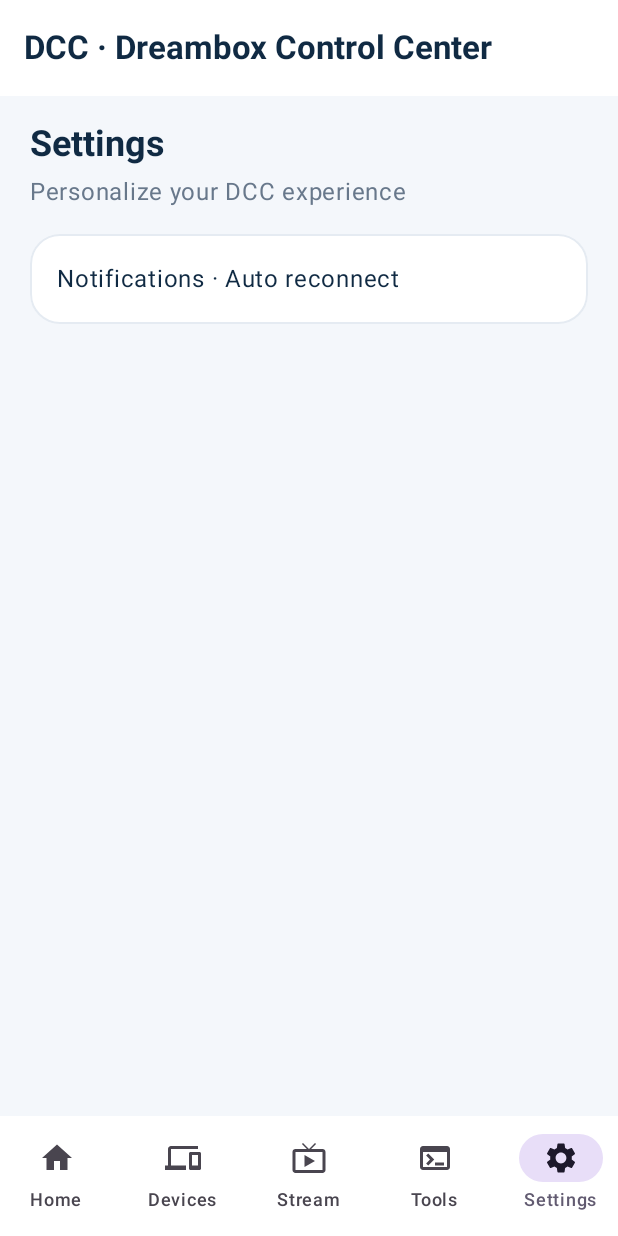
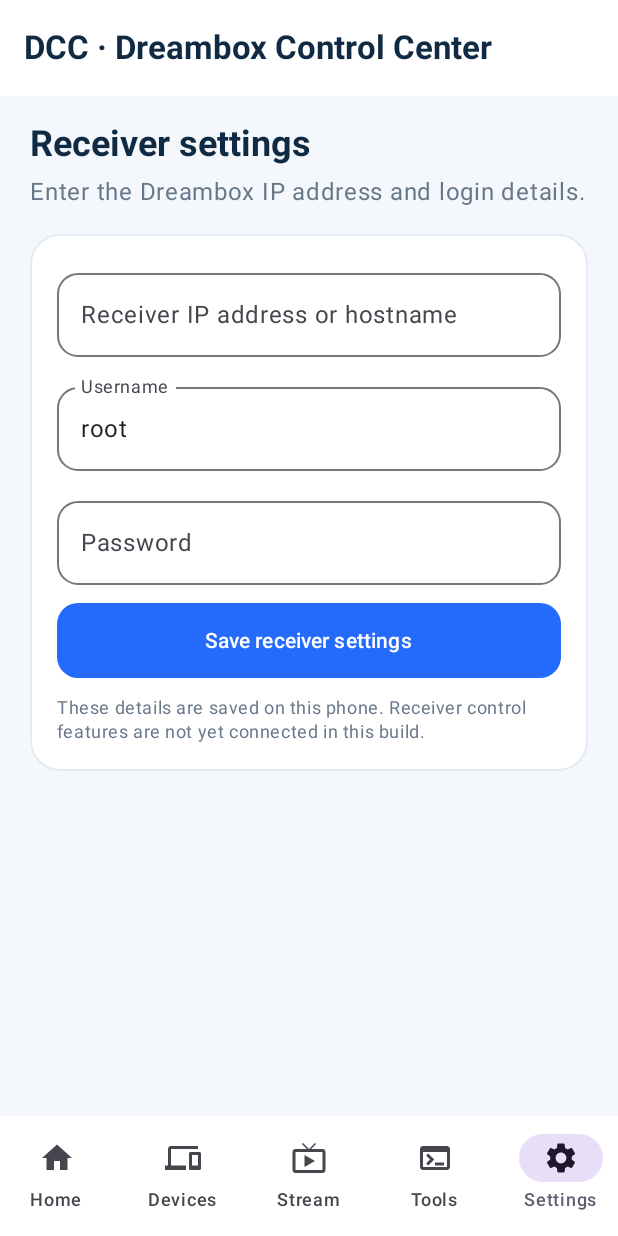
Before and after one commit to dcc45/DCC-E2-Android, an Android app built with Jetpack Compose: the screen it shows after launch (MainActivity), item 5 of the bottom bar chosen, on a phone screen of 412 x 824 dp. Run offline under Robolectric (Android 15) with nearby library versions, the phone set to English and light mode, and no system bars.

Commit message:
Add receiver IP and login settings screen

```diff
--- a/DCCAndroid/app/src/main/java/com/dcc/android/MainActivity.kt
+++ b/DCCAndroid/app/src/main/java/com/dcc/android/MainActivity.kt
@@ -28,6 +28,7 @@ import androidx.compose.ui.draw.clip
 import androidx.compose.ui.graphics.Color
 import androidx.compose.ui.text.font.FontWeight
 import androidx.compose.ui.text.input.KeyboardType
+import androidx.compose.ui.text.input.PasswordVisualTransformation
 import androidx.compose.ui.unit.dp
 import androidx.compose.ui.unit.sp
 import androidx.compose.ui.viewinterop.AndroidView
@@ -35,7 +36,6 @@ import androidx.media3.common.MediaItem
 import androidx.media3.exoplayer.ExoPlayer
 import androidx.media3.ui.AspectRatioFrameLayout
 import androidx.media3.ui.PlayerView
-import kotlinx.coroutines.delay
 
 private val Navy = Color(0xFF102A43)
 private val Blue = Color(0xFF246BFD)
@@ -59,6 +59,11 @@ private fun DccApp() {
     var error by remember { mutableStateOf<String?>(null) }
     var fullscreen by remember { mutableStateOf(false) }
     val context = androidx.compose.ui.platform.LocalContext.current
+    val preferences = remember { context.getSharedPreferences("dcc_receiver", android.content.Context.MODE_PRIVATE) }
+    var receiverIp by remember { mutableStateOf(preferences.getString("ip", "") ?: "") }
+    var receiverUser by remember { mutableStateOf(preferences.getString("user", "root") ?: "root") }
+    var receiverPassword by remember { mutableStateOf(preferences.getString("password", "") ?: "") }
+    var savedMessage by remember { mutableStateOf<String?>(null) }
     val player = remember { ExoPlayer.Builder(context).build() }
     var isPlaying by remember { mutableStateOf(false) }
 
@@ -127,8 +132,12 @@ private fun DccApp() {
                         verticalArrangement = Arrangement.spacedBy(16.dp)
                     ) {
                         when (selected) {
-                            0 -> SimpleScreen("Your network", "Connect to your Dreambox to browse and control your receiver.", "Dreambox · 192.168.1.4 · Not connected")
-                            1 -> SimpleScreen("Devices", "Saved devices on your network", "Dreambox  ·  192.168.1.4")
+                            0 -> SimpleScreen(
+                                "Your network",
+                                "Enter your receiver address and login in Settings to configure DCC.",
+                                if (receiverIp.isBlank()) "Dreambox · Not configured" else "Dreambox · $receiverIp · Saved"
+                            )
+                            1 -> SimpleScreen("Devices", "Saved receiver on your network", if (receiverIp.isBlank()) "No receiver configured yet. Add its IP in Settings." else "Dreambox  ·  $receiverIp")
                             2 -> StreamScreen(
                                 player = player, streamUrl = streamUrl, urlInput = urlInput,
                                 onUrlChange = { urlInput = it }, playing = isPlaying,
@@ -150,11 +159,75 @@ private fun DccApp() {
                                 onFullscreen = { fullscreen = true },
                                 onMinimize = { selected = 0 }
                             )
-                            3 -> SimpleScreen("Tools", "Receiver utilities", "FTP browser · Telnet console · Connection details")
-                            else -> SimpleScreen("Settings", "Personalize your DCC experience", "Notifications · Auto reconnect")
+                            3 -> SimpleScreen("Tools", "Receiver utilities", "FTP browser and Telnet console are not implemented in this build yet.")
+                            else -> ReceiverSettingsScreen(
+                                ip = receiverIp,
+                                onIpChange = { receiverIp = it; savedMessage = null },
+                                username = receiverUser,
+                                onUsernameChange = { receiverUser = it; savedMessage = null },
+                                password = receiverPassword,
+                                onPasswordChange = { receiverPassword = it; savedMessage = null },
+                                savedMessage = savedMessage,
+                                onSave = {
+                                    preferences.edit()
+                                        .putString("ip", receiverIp.trim())
+                                        .putString("user", receiverUser.trim())
+                                        .putString("password", receiverPassword)
+                                        .apply()
+                                    receiverIp = receiverIp.trim()
+                                    receiverUser = receiverUser.trim()
+                                    savedMessage = "Receiver details saved on this device."
+                                }
+                            )
                         }
                     }
                 }
+            }
+        }
+    }
+}
+
+@Composable
+private fun ReceiverSettingsScreen(
+    ip: String,
+    onIpChange: (String) -> Unit,
+    username: String,
+    onUsernameChange: (String) -> Unit,
+    password: String,
+    onPasswordChange: (String) -> Unit,
+    savedMessage: String?,
+    onSave: () -> Unit
+) {
+    Column(verticalArrangement = Arrangement.spacedBy(16.dp)) {
+        Column(verticalArrangement = Arrangement.spacedBy(4.dp)) {
+            Text("Receiver settings", style = MaterialTheme.typography.headlineSmall, color = Navy, fontWeight = FontWeight.Bold)
+            Text("Enter the Dreambox IP address and login details.", color = Muted)
+        }
+        Card(colors = CardDefaults.cardColors(containerColor = Color.White), shape = RoundedCornerShape(20.dp), border = BorderStroke(1.dp, Border)) {
+            Column(Modifier.fillMaxWidth().padding(18.dp), verticalArrangement = Arrangement.spacedBy(12.dp)) {
+                OutlinedTextField(
+                    value = ip, onValueChange = onIpChange, modifier = Modifier.fillMaxWidth(),
+                    label = { Text("Receiver IP address or hostname") }, placeholder = { Text("192.168.1.4") },
+                    singleLine = true, keyboardOptions = KeyboardOptions(keyboardType = KeyboardType.Uri),
+                    shape = RoundedCornerShape(14.dp)
+                )
+                OutlinedTextField(
+                    value = username, onValueChange = onUsernameChange, modifier = Modifier.fillMaxWidth(),
+                    label = { Text("Username") }, placeholder = { Text("root") }, singleLine = true,
+                    shape = RoundedCornerShape(14.dp)
+                )
+                OutlinedTextField(
+                    value = password, onValueChange = onPasswordChange, modifier = Modifier.fillMaxWidth(),
+                    label = { Text("Password") }, singleLine = true,
+                    visualTransformation = PasswordVisualTransformation(),
+                    keyboardOptions = KeyboardOptions(keyboardType = KeyboardType.Password),
+                    shape = RoundedCornerShape(14.dp)
+                )
+                Button(onClick = onSave, modifier = Modifier.fillMaxWidth().height(50.dp), shape = RoundedCornerShape(14.dp)) {
+                    Text("Save receiver settings")
+                }
+                savedMessage?.let { Text(it, color = Blue, style = MaterialTheme.typography.bodyMedium) }
+                Text("These details are saved on this phone. Receiver control features are not yet connected in this build.", color = Muted, style = MaterialTheme.typography.bodySmall)
             }
         }
     }
@@ -192,7 +265,7 @@ private fun StreamScreen(
                 OutlinedButton(onClick = onFullscreen) { Text("Expand") }
             }
             Text(if (playing) "LIVE  ·  Streaming from your receiver" else "Stream ready", color = if (playing) Blue else Muted, style = MaterialTheme.typography.bodySmall)
-            Text("$streamUrl", color = Muted, style = MaterialTheme.typography.bodySmall)
+            Text(streamUrl, color = Muted, style = MaterialTheme.typography.bodySmall)
         } else {
             Box(
                 Modifier.fillMaxWidth().aspectRatio(16f / 9f).clip(RoundedCornerShape(18.dp)).background(Color(0xFF101820)),
```
